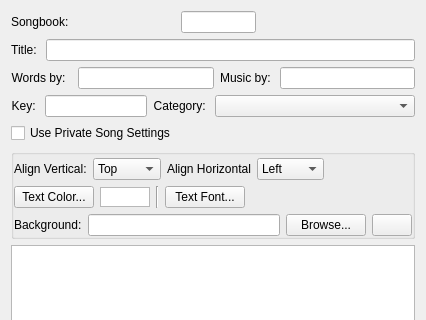
Above: src/editwidget.ui from SoftProjector/src before the change; both pictures show x 0 to 426 and y 0 to 320 of the 426 by 686 pixel window. Below: the same form after it.
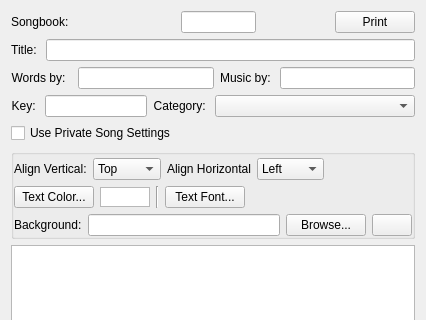
That is the form after the change. Icons and pictures are not drawn.

Commit message: Added ability to print songs

```diff
--- a/src/editwidget.ui
+++ b/src/editwidget.ui
@@ -56,6 +56,17 @@
        </property>
       </widget>
      </item>
+     <item row="0" column="4">
+      <widget class="QPushButton" name="pushButtonPrint">
+       <property name="text">
+        <string>Print</string>
+       </property>
+       <property name="icon">
+        <iconset resource="softprojector.qrc">
+         <normaloff>:/icons/icons/print.png</normaloff>:/icons/icons/print.png</iconset>
+       </property>
+      </widget>
+     </item>
      <item row="0" column="3">
       <spacer name="horizontalSpacer_2">
        <property name="orientation">
```
The commit also changes 11 other files.
